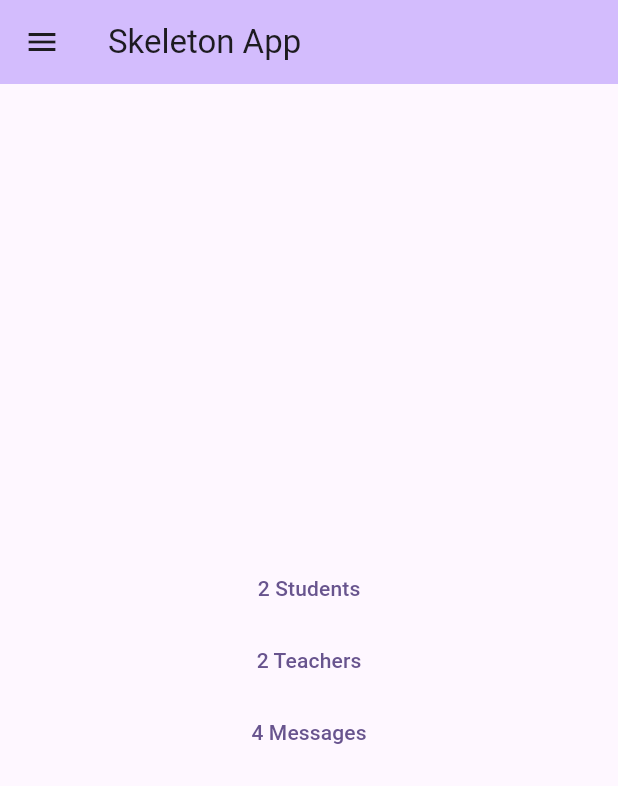
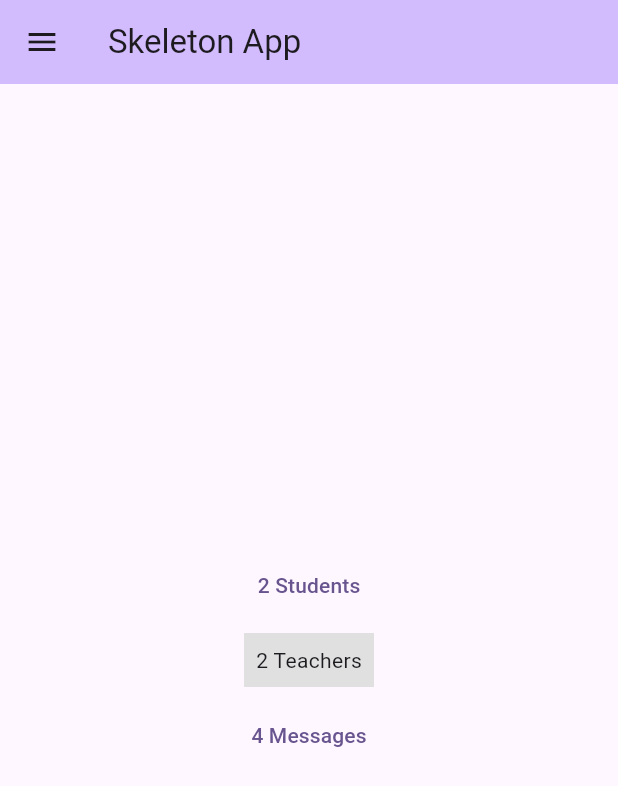
Before and after one commit to OsmanCanCinar/Flutter_BootCamp, a Flutter app: the HomePage screen opened by its route, on a phone screen of 412 x 824 dp. Shown: the top 786 px of the screen. Run offline on Flutter 3.47's test engine with Material 3 defaults, Android fonts, the phone set to English and light mode, and no system bars; our stand-ins replace cloud_firestore, firebase_auth, firebase_core, firebase_storage, flutter_riverpod, google_sign_in and 1 more; accounts and stored records are empty.

```diff
--- a/lib/pages/home_page.dart
+++ b/lib/pages/home_page.dart
@@ -98,11 +98,21 @@ class HomePage extends ConsumerWidget {
                 },
                 child: Text("${studentsRepository.students.length} Students")),
             TextButton(
-                onPressed: () {
-                  Navigator.of(context).pushNamed('/teachers');
-                  // _navigateToTeacherPage(context);
-                },
-                child: Text("${teachersRepository.teachers.length} Teachers")),
+              onPressed: () {
+                Navigator.of(context).pushNamed('/teachers');
+                // _navigateToTeacherPage(context);
+              },
+              child: Hero(
+                tag: 'teacher',
+                child: Material(
+                  child: Container(
+                      color: Colors.grey.shade300,
+                      padding: const EdgeInsets.all(8.0),
+                      child: Text(
+                          "${teachersRepository.teachers.length} Teachers")),
+                ),
+              ),
+            ),
             TextButton(
                 onPressed: () {
                   Navigator.of(context).pushNamed('/messages');
```
Also changed, not shown: lib/pages/students_page.dart (+16 -4 lines), lib/pages/teachers_page.dart (+10 -3 lines).
